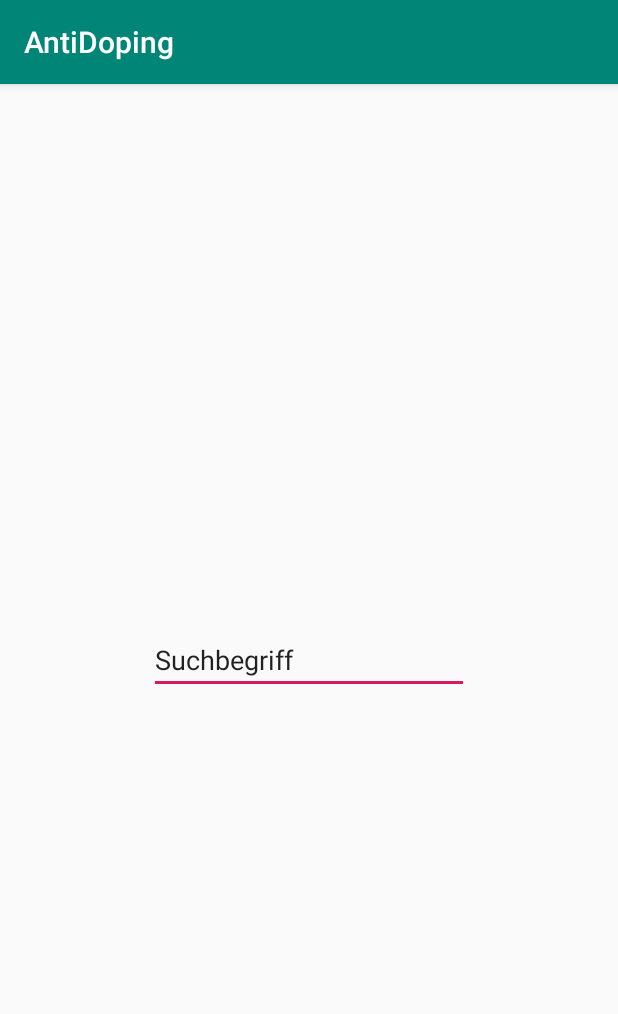
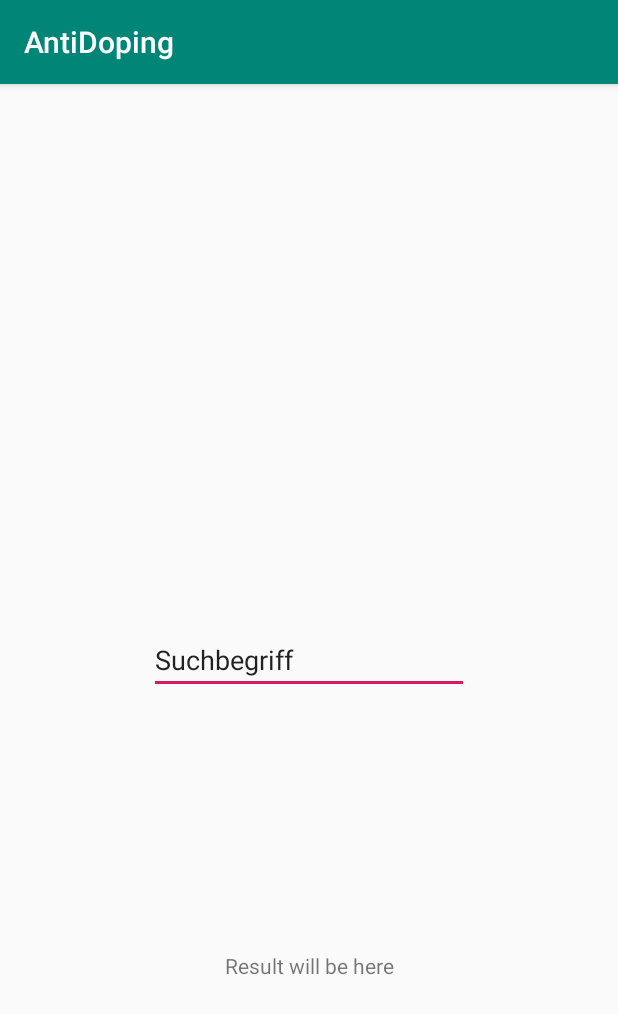
Before and after one commit to lkrobath-tgm/AntiDoping, an Android app: the screen it shows after launch (MainActivity), on a phone screen of 412 x 824 dp. Shown: the top 1014 px of the screen. Run offline under Robolectric (Android 15) with nearby library versions, the phone set to English and light mode, and no system bars; our stand-ins replace Room's generated code; 1 statement that could not run was skipped.

Commit message:
Suche weiter ausgebaut, momentan Problem mit der Datenbank

```diff
--- a/project/app/src/main/java/com/example/antidoping/AppDatabase.kt
+++ b/project/app/src/main/java/com/example/antidoping/AppDatabase.kt
@@ -2,10 +2,9 @@ package com.example.antidoping
 
 import androidx.room.Database
 import androidx.room.RoomDatabase
-import com.example.antidoping.entities.Substances
-import com.example.antidoping.entities.Takings
+import com.example.antidoping.entities.*
 
-@Database(entities = arrayOf(Takings::class,Substances::class), version = 1)
+@Database(entities = arrayOf(Takings::class,Substances::class,Medis::class,Packungen::class,SubstanceInMedis::class), version = 1, exportSchema = false)
 abstract class AppDatabase : RoomDatabase() {
     abstract fun getNadaDAO(): NadaDAO
 }
--- a/project/app/src/main/java/com/example/antidoping/MainActivity.kt
+++ b/project/app/src/main/java/com/example/antidoping/MainActivity.kt
@@ -1,12 +1,16 @@
 package com.example.antidoping
 
+import android.os.AsyncTask
 import android.os.Bundle
+import android.util.Log
 import android.view.View
 import android.widget.EditText
+import android.widget.TextView
 import androidx.appcompat.app.AppCompatActivity
 import androidx.room.Room
 import androidx.room.migration.Migration
 import androidx.sqlite.db.SupportSQLiteDatabase
+import com.example.antidoping.entities.Substances
 
 class MainActivity : AppCompatActivity() {
 
@@ -14,25 +18,42 @@ class MainActivity : AppCompatActivity() {
         super.onCreate(savedInstanceState)
         setContentView(R.layout.activity_main);
 
-
-        val db = Room.databaseBuilder(
+        class InitDatabase : AsyncTask<Unit, Unit, String>() {
+            var database:AppDatabase = Room.databaseBuilder(
             applicationContext,
             AppDatabase::class.java,
             "nada-small.db"
-        )
+            )
             .createFromAsset("databases/nada-small.db").fallbackToDestructiveMigration()
             .build()
+            override fun doInBackground(vararg params: Unit): String {
 
-        val textf:EditText = findViewById(R.id.searchingtext)
+                Log.i("test","test")
+                return "Complete"
+            }
+            override fun onPostExecute(result: String) {
 
-        val profileDAO = db.getNadaDAO()
+            }
+        }
+
+        //Datenbank initialisieren
+        val initDatabase = InitDatabase()
+        initDatabase.execute()
+
+
+        val profileDAO = initDatabase.database.getNadaDAO()
+
+        val searchText:EditText = findViewById(R.id.searchingtext)
+
+        val searchResult:TextView = findViewById(R.id.searchResult)
 
 
         val takings = profileDAO.getAllTakings()
         val uid = profileDAO.getSpecUid("a")
-        val i = 0
         takings.forEach(System.out::print)
 
-        //Code auf anderem Thread laufen lassen. -> IOThread!!! Reactive programming, Kotlin corotine
+        val search:Substances = profileDAO.getSubstancesByName(searchText.text.toString())
+
+        searchResult.setText(search.Name)
     }
 }
--- a/project/app/src/main/java/com/example/antidoping/entities/SubstanceInMedis.kt
+++ b/project/app/src/main/java/com/example/antidoping/entities/SubstanceInMedis.kt
@@ -4,12 +4,12 @@ import androidx.annotation.NonNull
 import androidx.room.*
 import androidx.room.ForeignKey.CASCADE
 
-@Entity(tableName = "SubstanceInMedis")
+@Entity(tableName = "SubstanceInMedis",primaryKeys = arrayOf("SubstanceUid","MediUid"))
 data class SubstanceInMedis(
     @ForeignKey(entity = Medis::class,parentColumns = arrayOf("Uid"), childColumns = arrayOf("MediUid"), onDelete = CASCADE)
-    @NonNull @PrimaryKey val MediUid:Int,
+    @NonNull val MediUid:Int,
     @ForeignKey(entity = Substances::class, parentColumns = arrayOf("Uid"), childColumns = arrayOf("SubstanceUid"), onDelete = CASCADE)
-    @NonNull @PrimaryKey val SubstanceUid:Int,
+    @NonNull val SubstanceUid:Int,
     @ColumnInfo(name = "Name") var Name: String?,
     @ColumnInfo(name = "Domain") var Domain: String?,
     @ColumnInfo(name = "Effect") var Effect: String?,
--- a/project/app/src/main/res/layout/activity_main.xml
+++ b/project/app/src/main/res/layout/activity_main.xml
@@ -18,4 +18,14 @@
         app:layout_constraintStart_toStartOf="parent"
         app:layout_constraintTop_toTopOf="parent" />
 
+    <TextView
+        android:id="@+id/searchResult"
+        android:layout_width="wrap_content"
+        android:layout_height="wrap_content"
+        android:text="Result will be here"
+        app:layout_constraintBottom_toBottomOf="parent"
+        app:layout_constraintEnd_toEndOf="parent"
+        app:layout_constraintStart_toStartOf="parent"
+        app:layout_constraintTop_toBottomOf="@+id/searchingtext" />
+
 </androidx.constraintlayout.widget.ConstraintLayout>
```
Also changed, not shown: project/app/src/main/java/com/example/antidoping/NadaDAO.kt (+10 -0 lines), project/app/src/main/java/com/example/antidoping/entities/Medis.kt (+5 -3 lines), project/app/src/main/java/com/example/antidoping/entities/Packungen.kt (+3 -4 lines).
